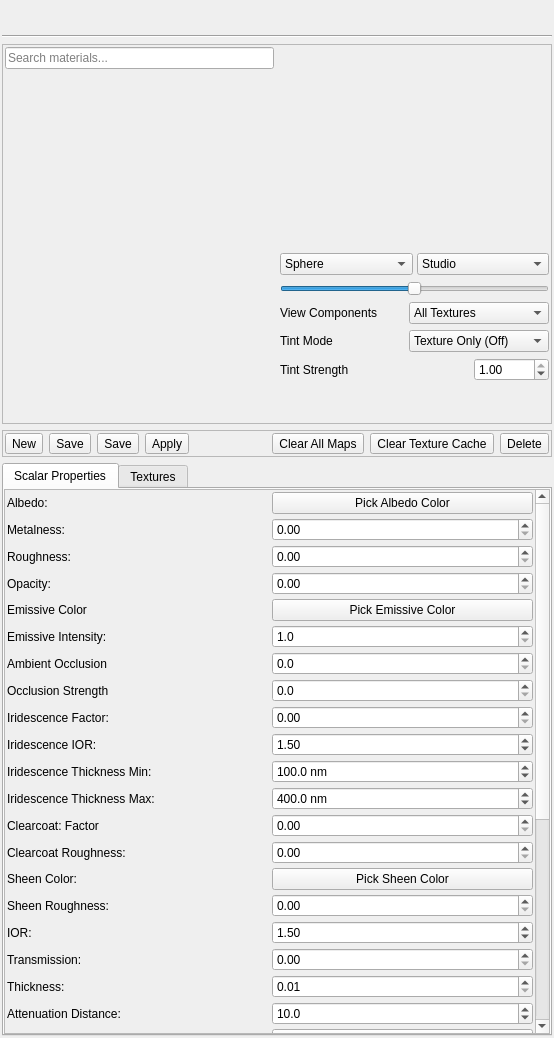
The window that ui/MaterialPropertiesPanel.ui (01Hub/ModelViewer) describes before a commit, drawn with Qt 5.
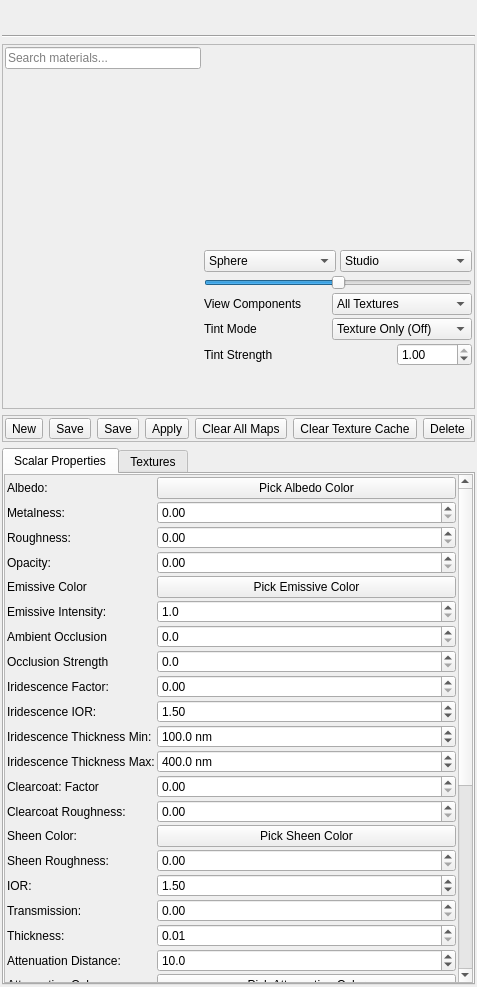
The same window after the commit. Icons and pictures are not drawn. Custom widgets are drawn as their Qt base class.

Commit message: Refactor material panels UI: unify with QTabWidget and fix detach/reattach

Diff of the .ui file:
```diff
--- a/ui/MaterialPropertiesPanel.ui
+++ b/ui/MaterialPropertiesPanel.ui
@@ -7,8 +7,8 @@
    <rect>
     <x>0</x>
     <y>0</y>
-    <width>554</width>
-    <height>1038</height>
+    <width>435</width>
+    <height>987</height>
    </rect>
   </property>
   <property name="sizePolicy">
@@ -121,7 +121,7 @@
      </property>
      <layout class="QHBoxLayout" name="topLayout">
       <property name="spacing">
-       <number>6</number>
+       <number>3</number>
       </property>
       <property name="leftMargin">
        <number>2</number>
@@ -138,7 +138,7 @@
       <item>
        <layout class="QVBoxLayout" name="leftLayout">
         <property name="spacing">
-         <number>6</number>
+         <number>3</number>
         </property>
         <property name="leftMargin">
          <number>0</number>
@@ -178,7 +178,7 @@
           </property>
           <property name="minimumSize">
            <size>
-            <width>200</width>
+            <width>150</width>
             <height>0</height>
            </size>
           </property>
@@ -189,7 +189,7 @@
       <item>
        <layout class="QVBoxLayout" name="previewLayout" stretch="0,0,0,0,0,0,0">
         <property name="spacing">
-         <number>6</number>
+         <number>3</number>
         </property>
         <property name="leftMargin">
          <number>0</number>
@@ -213,7 +213,7 @@
           </property>
           <property name="minimumSize">
            <size>
-            <width>200</width>
+            <width>268</width>
             <height>200</height>
            </size>
           </property>
@@ -642,7 +642,7 @@
         </property>
         <property name="sizeHint" stdset="0">
          <size>
-          <width>40</width>
+          <width>20</width>
           <height>20</height>
          </size>
         </property>
@@ -755,8 +755,8 @@
            <rect>
             <x>0</x>
             <y>0</y>
-            <width>530</width>
-            <height>1064</height>
+            <width>411</width>
+            <height>998</height>
            </rect>
           </property>
           <layout class="QGridLayout" name="gridLayout_4">
@@ -773,7 +773,7 @@
             <number>2</number>
            </property>
            <property name="spacing">
-            <number>4</number>
+            <number>2</number>
            </property>
            <item row="24" column="0">
             <widget class="QLabel" name="lblBlendmode">
@@ -1444,6 +1444,18 @@
            </item>
            <item row="0" column="1">
             <widget class="QPushButton" name="btnAlbedoColor">
+             <property name="sizePolicy">
+              <sizepolicy hsizetype="Expanding" vsizetype="Fixed">
+               <horstretch>0</horstretch>
+               <verstretch>0</verstretch>
+              </sizepolicy>
+             </property>
+             <property name="maximumSize">
+              <size>
+               <width>16777215</width>
+               <height>16777215</height>
+              </size>
+             </property>
              <property name="text">
               <string>Pick Albedo Color</string>
              </property>
```
Left out of the diff: 2 changed lines with no effect on the pictures. The commit also changes 3 other files.
